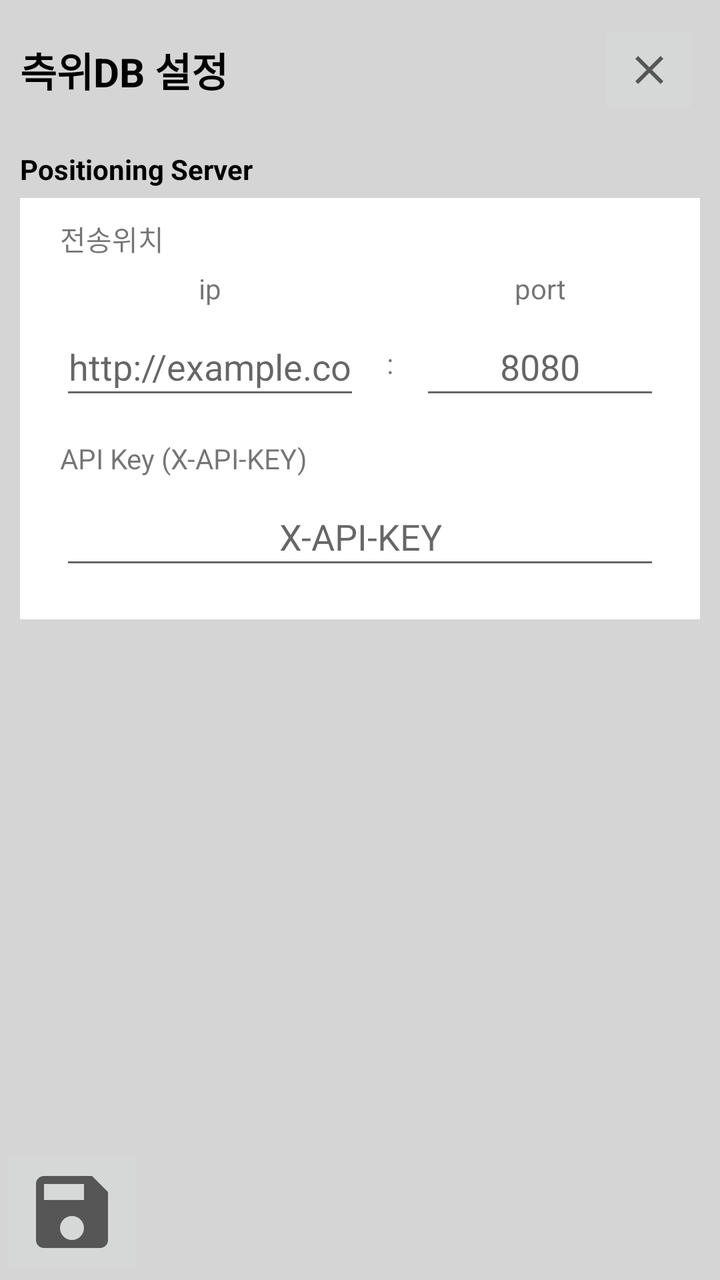
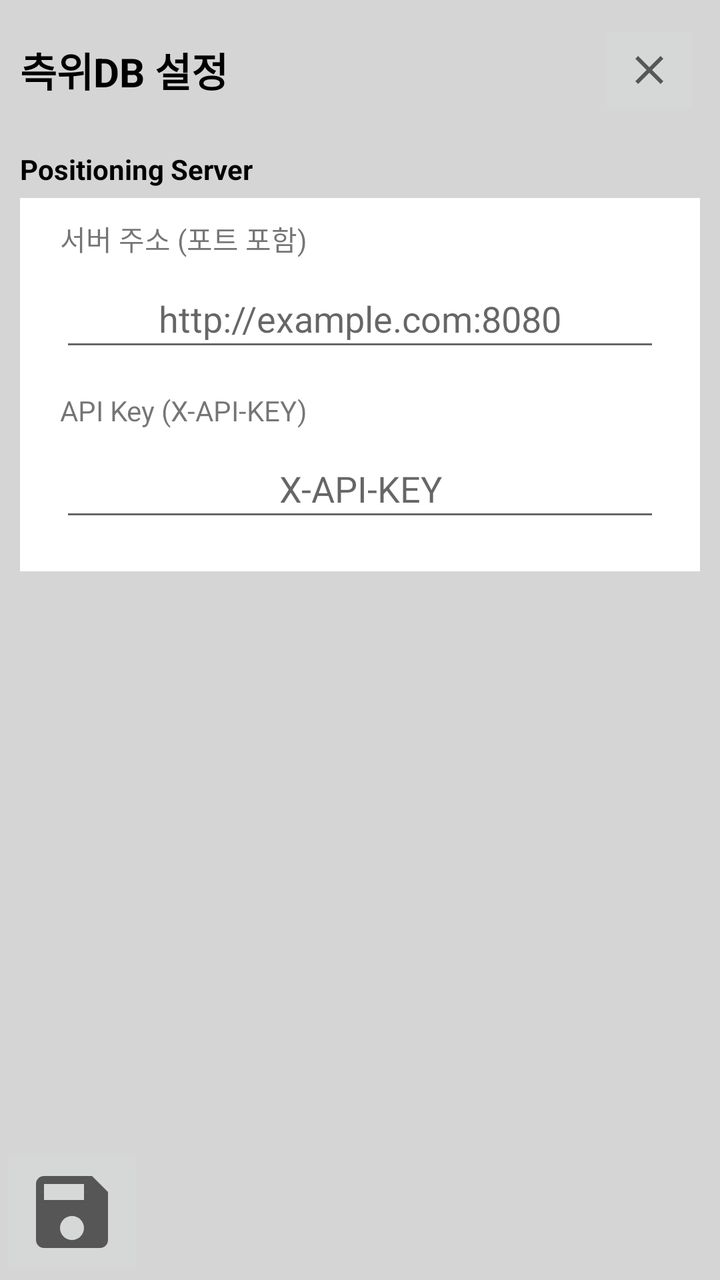

Screens rendered from an Android XML layout before and after an edit, with the pre-edit source and the edit as a unified diff.
<!-- AndroidManifest.xml: application theme Theme.App -->
<!-- res/layout/fragment_position_setting.xml -->
<?xml version="1.0" encoding="utf-8"?>
<FrameLayout xmlns:android="http://schemas.android.com/apk/res/android"
    xmlns:app="http://schemas.android.com/apk/res-auto"
    xmlns:tools="http://schemas.android.com/tools"
    android:layout_width="match_parent"
    android:layout_height="match_parent"
    android:background="@color/gray">

    <androidx.constraintlayout.widget.ConstraintLayout
        android:layout_width="match_parent"
        android:layout_height="match_parent">

        

        <TextView
            android:id="@+id/textView_position_setting"
            android:layout_width="0dp"
            android:layout_height="50dp"
            android:layout_marginStart="10dp"
            android:layout_marginTop="10dp"
            android:layout_marginBottom="10dp"
            android:gravity="center_vertical"
            android:text="측위DB 설정"
            android:textColor="@color/black"
            android:textSize="20sp"
            android:textStyle="bold"
            app:layout_constraintEnd_toStartOf="@+id/imageButton_position_close_setting"
            app:layout_constraintHorizontal_weight="8.5"
            app:layout_constraintStart_toStartOf="parent"
            app:layout_constraintTop_toTopOf="parent" />

        <ImageButton
            android:id="@+id/imageButton_position_close_setting"
            android:layout_width="0dp"
            android:layout_height="0dp"
            android:layout_marginEnd="10dp"
            app:layout_constraintBottom_toBottomOf="@+id/textView_position_setting"
            app:layout_constraintEnd_toEndOf="parent"
            app:layout_constraintHorizontal_weight="1.5"
            app:layout_constraintStart_toEndOf="@+id/textView_position_setting"
            app:layout_constraintTop_toTopOf="@+id/textView_position_setting"
            app:srcCompat="@drawable/ic_baseline_close_24" />


        <ScrollView
            android:id="@+id/scrollView_position_setting"
            android:layout_width="0dp"
            android:layout_height="0dp"
            android:layout_marginStart="10dp"
            android:layout_marginTop="10dp"
            android:layout_marginEnd="10dp"
            android:layout_marginBottom="10dp"
            app:layout_constraintBottom_toTopOf="@+id/linearLayout_position_setting"
            app:layout_constraintEnd_toEndOf="parent"
            app:layout_constraintStart_toStartOf="parent"
            app:layout_constraintTop_toBottomOf="@+id/textView_position_setting">

            <LinearLayout
                android:layout_width="match_parent"
                android:layout_height="wrap_content"
                android:orientation="vertical">

                <TextView
                    android:id="@+id/textView_position_positioning_server_option"
                    android:layout_width="match_parent"
                    android:layout_height="wrap_content"
                    android:layout_marginTop="5dp"
                    android:text="Positioning Server"
                    android:textColor="@color/black"
                    android:textStyle="bold" />

                <androidx.constraintlayout.widget.ConstraintLayout
                    android:id="@+id/constraintLayout_position_positioning_server"
                    android:layout_width="match_parent"
                    android:layout_height="wrap_content"
                    android:layout_marginTop="5dp"
                    android:background="@color/white"
                    android:paddingHorizontal="20dp"
                    android:paddingVertical="10dp">

                    <TextView
                        android:id="@+id/textView_position_positioning_server_option_place"
                        android:layout_width="match_parent"
                        android:layout_height="wrap_content"
                        android:text="@string/server_option_path"
                        app:layout_constraintStart_toStartOf="parent"
                        app:layout_constraintTop_toTopOf="parent" />

                    <TextView
                        android:id="@+id/textView_position_positioning_server_option_ip"
                        android:layout_width="0dp"
                        android:layout_height="wrap_content"
                        android:layout_marginTop="5dp"
                        android:gravity="center"
                        android:text="@string/server_option_ip"
                        app:layout_constraintEnd_toEndOf="@+id/editText_position_positioning_server_option_ip"
                        app:layout_constraintHorizontal_weight="5"
                        app:layout_constraintStart_toStartOf="parent"
                        app:layout_constraintTop_toBottomOf="@+id/textView_position_positioning_server_option_place" />

                    <TextView
                        android:id="@+id/textView_position_positioning_server_option_port"
                        android:layout_width="0dp"
                        android:layout_height="wrap_content"
                        android:layout_marginTop="5dp"
                        android:gravity="center"
                        android:text="@string/server_option_port"
                        app:layout_constraintEnd_toEndOf="parent"
                        app:layout_constraintHorizontal_weight="3"
                        app:layout_constraintStart_toEndOf="@+id/textView_position_positioning_server_option_colon"
                        app:layout_constraintTop_toBottomOf="@+id/textView_position_positioning_server_option_place" />

                    <EditText
                        android:id="@+id/editText_position_positioning_server_option_ip"
                        android:layout_width="0dp"
                        android:layout_height="46dp"
                        android:layout_marginTop="5dp"
                        android:ems="10"
                        android:gravity="center"
                        android:hint="http://example.com"
                        android:inputType="textUri"
                        app:layout_constraintEnd_toStartOf="@+id/textView_position_positioning_server_option_colon"
                        app:layout_constraintHorizontal_weight="5"
                        app:layout_constraintStart_toStartOf="parent"
                        app:layout_constraintTop_toBottomOf="@+id/textView_position_positioning_server_option_ip" />

                    <TextView
                        android:id="@+id/textView_position_positioning_server_option_colon"
                        android:layout_width="0dp"
                        android:layout_height="0dp"
                        android:gravity="center"
                        android:text="@string/colon"
                        app:layout_constraintBottom_toBottomOf="@+id/editText_position_positioning_server_option_ip"
                        app:layout_constraintEnd_toStartOf="@+id/editText_position_positioning_server_option_port"
                        app:layout_constraintHorizontal_weight="1"
                        app:layout_constraintStart_toEndOf="@+id/editText_position_positioning_server_option_ip"
                        app:layout_constraintTop_toTopOf="@+id/editText_position_positioning_server_option_ip" />

                    <EditText
                        android:id="@+id/editText_position_positioning_server_option_port"
                        android:layout_width="0dp"
                        android:layout_height="0dp"
                        android:layout_marginTop="5dp"
                        android:ems="10"
                        android:gravity="center"
                        android:hint="8080"
                        android:inputType="number"
                        app:layout_constraintBottom_toBottomOf="@+id/textView_position_positioning_server_option_colon"
                        app:layout_constraintEnd_toEndOf="parent"
                        app:layout_constraintHorizontal_weight="4"
                        app:layout_constraintStart_toEndOf="@+id/textView_position_positioning_server_option_colon"
                        app:layout_constraintTop_toBottomOf="@+id/textView_position_positioning_server_option_port" />

                    <TextView
                        android:id="@+id/textView_position_positioning_server_option_api_key"
                        android:layout_width="match_parent"
                        android:layout_height="wrap_content"
                        android:layout_marginTop="15dp"
                        android:text="@string/server_option_api_key"
                        app:layout_constraintStart_toStartOf="parent"
                        app:layout_constraintTop_toBottomOf="@+id/editText_position_positioning_server_option_ip" />

                    <EditText
                        android:id="@+id/editText_position_positioning_server_option_api_key"
                        android:layout_width="0dp"
                        android:layout_height="46dp"
                        android:layout_marginTop="5dp"
                        android:layout_marginBottom="10dp"
                        android:gravity="center"
                        android:hint="X-API-KEY"
                        android:importantForAutofill="no"
                        android:inputType="textPassword"
                        app:layout_constraintBottom_toBottomOf="parent"
                        app:layout_constraintEnd_toEndOf="parent"
                        app:layout_constraintStart_toStartOf="parent"
                        app:layout_constraintTop_toBottomOf="@+id/textView_position_positioning_server_option_api_key" />

                </androidx.constraintlayout.widget.ConstraintLayout>

            </LinearLayout>
        </ScrollView>


        <LinearLayout
            android:id="@+id/linearLayout_position_setting"
            android:layout_width="match_parent"
            android:layout_height="0dp"
            android:layout_weight="1"
            android:gravity="center_vertical"
            android:orientation="horizontal"
            app:layout_constraintBottom_toBottomOf="parent"
            app:layout_constraintEnd_toEndOf="parent"
            app:layout_constraintStart_toStartOf="parent">

            <ImageButton
                android:id="@+id/imageButton_position_save_setting"
                android:layout_width="wrap_content"
                android:layout_height="wrap_content"
                android:layout_marginEnd="10dp"
                android:adjustViewBounds="true"
                android:scaleType="fitCenter"
                app:srcCompat="@drawable/ic_baseline_save_48" />
        </LinearLayout>
    </androidx.constraintlayout.widget.ConstraintLayout>
</FrameLayout>
<!-- resources referenced by this layout -->
<resources>
  <color name="black">#FF000000</color>
  <color name="gray">#D5D5D5</color>
  <color name="white">#FFFFFFFF</color>
  <!-- drawable ic_baseline_close_24 (drawable) -->
  <vector xmlns:android="http://schemas.android.com/apk/res/android"
      android:width="24dp"
      android:height="24dp"
      android:viewportWidth="24"
      android:viewportHeight="24"
      android:tint="?attr/colorControlNormal">
    <path
        android:fillColor="@android:color/white"
        android:pathData="M19,6.41L17.59,5 12,10.59 6.41,5 5,6.41 10.59,12 5,17.59 6.41,19 12,13.41 17.59,19 19,17.59 13.41,12z"/>
  </vector>
  <!-- drawable ic_baseline_save_48 (drawable) -->
  <vector android:height="48dp" android:tint="?attr/colorControlNormal"
      android:viewportHeight="24" android:viewportWidth="24"
      android:width="48dp" xmlns:android="http://schemas.android.com/apk/res/android">
      <path android:fillColor="@android:color/white" android:pathData="M17,3L5,3c-1.11,0 -2,0.9 -2,2v14c0,1.1 0.89,2 2,2h14c1.1,0 2,-0.9 2,-2L21,7l-4,-4zM12,19c-1.66,0 -3,-1.34 -3,-3s1.34,-3 3,-3 3,1.34 3,3 -1.34,3 -3,3zM15,9L5,9L5,5h10v4z"/>
  </vector>
  <string name="colon">:</string>
  <string name="server_option_api_key">API Key (X-API-KEY)</string>
  <string name="server_option_ip">ip</string>
  <string name="server_option_path">전송위치</string>
  <string name="server_option_port">port</string>
  <style name="Theme.App" parent="Theme.AppCompat.Light.NoActionBar">
          
          <item name="colorPrimary">@color/purple_500</item>
          <item name="colorPrimaryVariant">@color/purple_700</item>
          <item name="colorOnPrimary">@color/white</item>
          
          <item name="colorSecondary">@color/teal_200</item>
          <item name="colorSecondaryVariant">@color/teal_700</item>
          <item name="colorOnSecondary">@color/black</item>
          
          <item name="android:statusBarColor" tools:targetApi="l">?attr/colorPrimaryVariant</item>
          
      </style>
  <color name="purple_500">#FF6200EE</color>
  <color name="purple_700">#FF3700B3</color>
  <color name="teal_200">#FF03DAC5</color>
  <color name="teal_700">#FF018786</color>
</resources>

<!-- the commit's change to res/layout/fragment_position_setting.xml (unified diff, before → after) -->
@@ -86,70 +86,18 @@
                         app:layout_constraintStart_toStartOf="parent"
                         app:layout_constraintTop_toTopOf="parent" />
 
-                    <TextView
-                        android:id="@+id/textView_position_positioning_server_option_ip"
-                        android:layout_width="0dp"
-                        android:layout_height="wrap_content"
-                        android:layout_marginTop="5dp"
-                        android:gravity="center"
-                        android:text="@string/server_option_ip"
-                        app:layout_constraintEnd_toEndOf="@+id/editText_position_positioning_server_option_ip"
-                        app:layout_constraintHorizontal_weight="5"
-                        app:layout_constraintStart_toStartOf="parent"
-                        app:layout_constraintTop_toBottomOf="@+id/textView_position_positioning_server_option_place" />
-
-                    <TextView
-                        android:id="@+id/textView_position_positioning_server_option_port"
-                        android:layout_width="0dp"
-                        android:layout_height="wrap_content"
-                        android:layout_marginTop="5dp"
-                        android:gravity="center"
-                        android:text="@string/server_option_port"
-                        app:layout_constraintEnd_toEndOf="parent"
-                        app:layout_constraintHorizontal_weight="3"
-                        app:layout_constraintStart_toEndOf="@+id/textView_position_positioning_server_option_colon"
-                        app:layout_constraintTop_toBottomOf="@+id/textView_position_positioning_server_option_place" />
-
                     <EditText
                         android:id="@+id/editText_position_positioning_server_option_ip"
                         android:layout_width="0dp"
                         android:layout_height="46dp"
                         android:layout_marginTop="5dp"
-                        android:ems="10"
                         android:gravity="center"
-                        android:hint="http://example.com"
+                        android:hint="http://example.com:8080"
+                        android:importantForAutofill="no"
                         android:inputType="textUri"
-                        app:layout_constraintEnd_toStartOf="@+id/textView_position_positioning_server_option_colon"
-                        app:layout_constraintHorizontal_weight="5"
+                        app:layout_constraintEnd_toEndOf="parent"
                         app:layout_constraintStart_toStartOf="parent"
-                        app:layout_constraintTop_toBottomOf="@+id/textView_position_positioning_server_option_ip" />
-
-                    <TextView
-                        android:id="@+id/textView_position_positioning_server_option_colon"
-                        android:layout_width="0dp"
-                        android:layout_height="0dp"
-                        android:gravity="center"
-                        android:text="@string/colon"
-                        app:layout_constraintBottom_toBottomOf="@+id/editText_position_positioning_server_option_ip"
-                        app:layout_constraintEnd_toStartOf="@+id/editText_position_positioning_server_option_port"
-                        app:layout_constraintHorizontal_weight="1"
-                        app:layout_constraintStart_toEndOf="@+id/editText_position_positioning_server_option_ip"
-                        app:layout_constraintTop_toTopOf="@+id/editText_position_positioning_server_option_ip" />
-
-                    <EditText
-                        android:id="@+id/editText_position_positioning_server_option_port"
-                        android:layout_width="0dp"
-                        android:layout_height="0dp"
-                        android:layout_marginTop="5dp"
-                        android:ems="10"
-                        android:gravity="center"
-                        android:hint="8080"
-                        android:inputType="number"
-                        app:layout_constraintBottom_toBottomOf="@+id/textView_position_positioning_server_option_colon"
-                        app:layout_constraintEnd_toEndOf="parent"
-                        app:layout_constraintHorizontal_weight="4"
-                        app:layout_constraintStart_toEndOf="@+id/textView_position_positioning_server_option_colon"
-                        app:layout_constraintTop_toBottomOf="@+id/textView_position_positioning_server_option_port" />
+                        app:layout_constraintTop_toBottomOf="@+id/textView_position_positioning_server_option_place" />
 
                     <TextView
                         android:id="@+id/textView_position_positioning_server_option_api_key"
<!-- resource entries referenced after the edit -->
@@ -20,11 +20,8 @@
       android:width="48dp" xmlns:android="http://schemas.android.com/apk/res/android">
       <path android:fillColor="@android:color/white" android:pathData="M17,3L5,3c-1.11,0 -2,0.9 -2,2v14c0,1.1 0.89,2 2,2h14c1.1,0 2,-0.9 2,-2L21,7l-4,-4zM12,19c-1.66,0 -3,-1.34 -3,-3s1.34,-3 3,-3 3,1.34 3,3 -1.34,3 -3,3zM15,9L5,9L5,5h10v4z"/>
   </vector>
-  <string name="colon">:</string>
   <string name="server_option_api_key">API Key (X-API-KEY)</string>
-  <string name="server_option_ip">ip</string>
-  <string name="server_option_path">전송위치</string>
-  <string name="server_option_port">port</string>
+  <string name="server_option_path">서버 주소 (포트 포함)</string>
   <style name="Theme.App" parent="Theme.AppCompat.Light.NoActionBar">
           
           <item name="colorPrimary">@color/purple_500</item>
